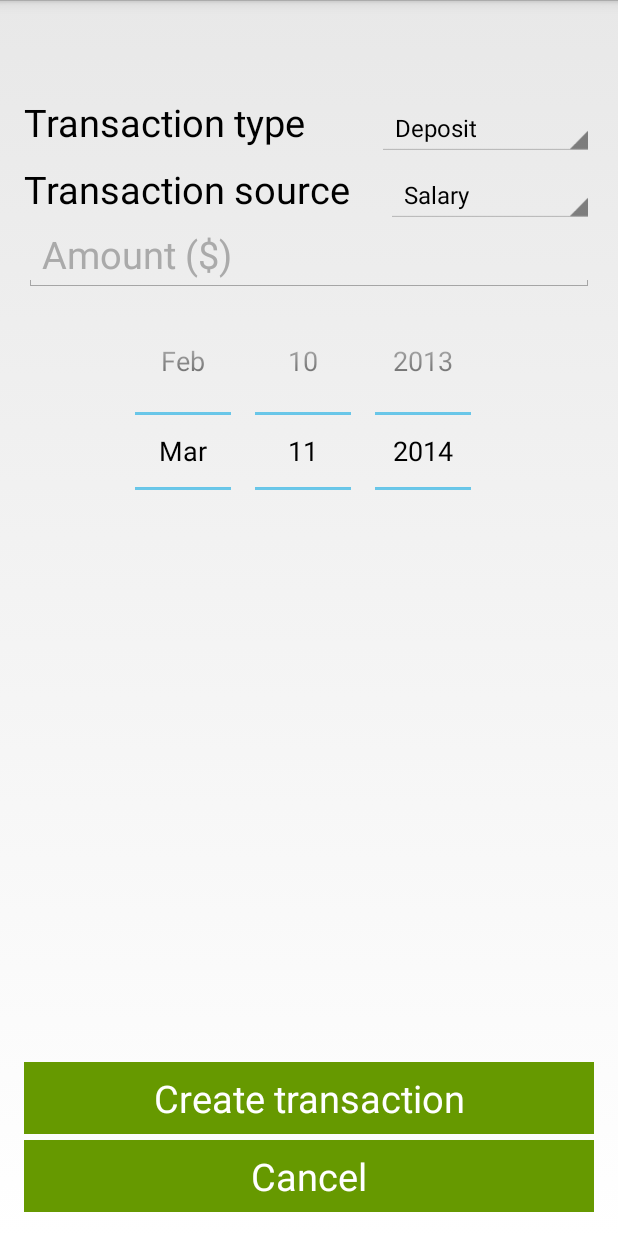
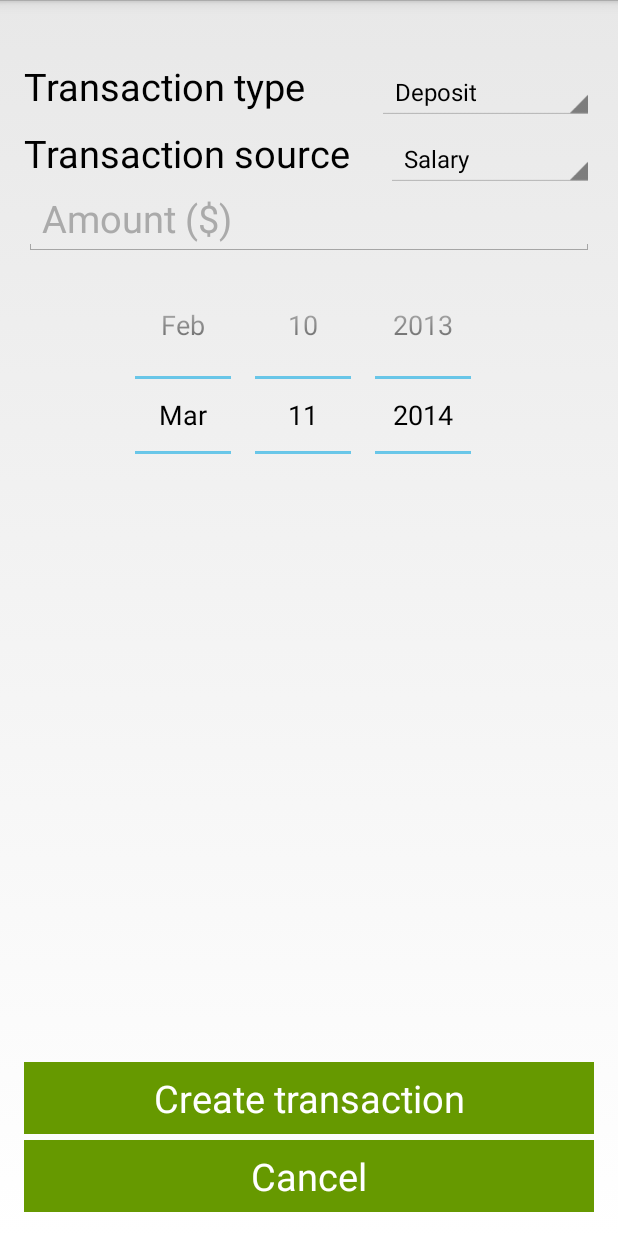
Before and after one commit to amolpatel/Bitsquad_App, an Android app: the fragment CreateTransactionFragment shown on its own in the app's theme, on a phone screen of 412 x 824 dp. Run offline under Robolectric (Android 15) with nearby library versions, the phone set to English and light mode, and no system bars.

```diff
--- a/Bitsquad App/src/main/java/com/example/bitsquadapp/CreateTransactionFragment.java
+++ b/Bitsquad App/src/main/java/com/example/bitsquadapp/CreateTransactionFragment.java
@@ -42,7 +42,6 @@ public class CreateTransactionFragment extends Fragment implements AdapterView.O
 
         datePicker = (DatePicker) view.findViewById(R.id.DatePicker);
         datePicker.setMaxDate(System.currentTimeMillis());
-        datePicker.setCalendarViewShown(false);
         transactionSource = (Spinner) view.findViewById(R.id.SourceSpinner);
         transactionType = (Spinner) view.findViewById(R.id.TypeSpinner);
         transactionAmount = (EditText) view.findViewById(R.id.NewTransactionAmount);
--- a/Bitsquad App/src/main/res/layout/create_transaction_screen.xml
+++ b/Bitsquad App/src/main/res/layout/create_transaction_screen.xml
@@ -13,7 +13,7 @@
                 android:id="@+id/TransactionType"
                 android:layout_width="wrap_content"
                 android:layout_height="wrap_content"
-                android:layout_marginTop="48dp"
+                android:layout_marginTop="24dp"
                 android:textColor="@android:color/black"
                 android:textSize="@dimen/text_size"
                 android:text="Transaction type"/>
@@ -21,7 +21,7 @@
                 android:id="@+id/TypeSpinner"
                 android:layout_width="fill_parent"
                 android:layout_height="wrap_content"
-                android:layout_marginTop="48dp"
+                android:layout_marginTop="24dp"
                 android:layout_marginLeft="48dp">
             </Spinner>
         </LinearLayout>
@@ -63,7 +63,8 @@
                 android:layout_width="fill_parent"
                 android:layout_height="wrap_content"
                 android:layout_below="@+id/WithdrawalReason"
-                android:id="@+id/DatePicker">
+                android:id="@+id/DatePicker"
+                android:calendarViewShown="false">
             </DatePicker>
             <Button
                 android:id="@+id/CreateTransaction"
```
